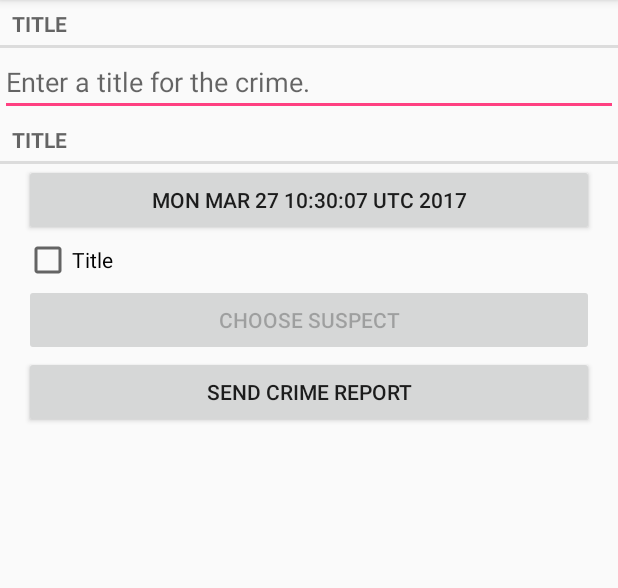
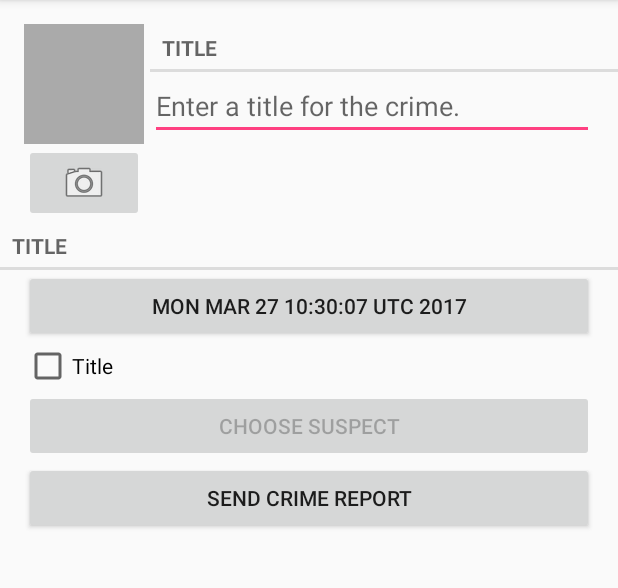
Before and after one commit to meishaoming/trivialcode, an Android app: the CrimeFragment screen opened directly, with no data from a screen before it, on a phone screen of 412 x 824 dp, the part 84-672 px from its top. Run offline under Robolectric (Android 15) with nearby library versions, the phone set to English and light mode, and no system bars.

Commit message:
更新：Android编程权威指南（第2版）第十六章例子

```diff
--- a/android/Criminallntent/app/src/main/java/com/sammei/android/criminallntent/Crime.java
+++ b/android/Criminallntent/app/src/main/java/com/sammei/android/criminallntent/Crime.java
@@ -54,4 +54,8 @@
     public void setSuspect(String suspect) {
         mSuspect = suspect;
     }
+
+    public String getPhotoFilename() {
+        return "IMG_" + getId().toString() + ".jpg";
+    }
 }
--- a/android/Criminallntent/app/src/main/java/com/sammei/android/criminallntent/CrimeFragment.java
+++ b/android/Criminallntent/app/src/main/java/com/sammei/android/criminallntent/CrimeFragment.java
@@ -4,11 +4,14 @@
 import android.content.Intent;
 import android.content.pm.PackageManager;
 import android.database.Cursor;
+import android.graphics.Bitmap;
 import android.net.Uri;
 import android.os.Bundle;
 import android.provider.ContactsContract;
+import android.provider.MediaStore;
 import android.support.v4.app.Fragment;
 import android.support.v4.app.FragmentManager;
+import android.support.v4.content.FileProvider;
 import android.text.Editable;
 import android.text.TextWatcher;
 import android.text.format.DateFormat;
@@ -23,7 +26,10 @@
 import android.widget.CheckBox;
 import android.widget.CompoundButton;
 import android.widget.EditText;
+import android.widget.ImageButton;
+import android.widget.ImageView;
 
+import java.io.File;
 import java.util.Date;
 import java.util.UUID;
 
@@ -35,13 +41,17 @@
 
     private static final int REQUEST_DATE = 0;
     private static final int REQUEST_CONTACT = 1;
+    private static final int REQUEST_PHOTO = 2;
 
     private Crime mCrime;
+    private File mPhotoFile;
     private EditText mTitleField;
     private Button mDateButton;
     private CheckBox mSolvedCheckBox;
     private Button mReportButton;
     private Button mSuspectButton;
+    private ImageButton mPhotoButton;
+    private ImageView mPhotoView;
 
     public static CrimeFragment newInstance(UUID crimeId) {
         Bundle args = new Bundle();
@@ -57,6 +67,7 @@
         super.onCreate(savedInstanceState);
         UUID mCrimeId = (UUID) getArguments().getSerializable(ARG_CRIME_ID);
         mCrime = CrimeLab.get(getActivity()).getCrime(mCrimeId);
+        mPhotoFile = CrimeLab.get(getActivity()).getPhotoFile(mCrime);
     }
 
     @Override
@@ -141,6 +152,29 @@
                 PackageManager.MATCH_DEFAULT_ONLY) == null) {
             mSuspectButton.setEnabled(false);
         }
+
+        mPhotoButton = (ImageButton) v.findViewById(R.id.crime_camera);
+        final Intent captureImage = new Intent(MediaStore.ACTION_IMAGE_CAPTURE);
+        captureImage.addFlags(Intent.FLAG_GRANT_READ_URI_PERMISSION | Intent.FLAG_GRANT_WRITE_URI_PERMISSION);
+        boolean canTakePhoto = mPhotoFile != null && captureImage.resolveActivity(packageManager) != null;
+        mPhotoButton.setEnabled(canTakePhoto);
+
+        if (canTakePhoto) {
+//            Uri uri = Uri.fromFile(mPhotoFile);
+            Uri uri = FileProvider.getUriForFile(getContext(),
+                    getContext().getApplicationContext().getPackageName() + ".provider", mPhotoFile);
+            captureImage.putExtra(MediaStore.EXTRA_OUTPUT, uri);
+        }
+
+        mPhotoButton.setOnClickListener(new View.OnClickListener() {
+            @Override
+            public void onClick(View v) {
+                startActivityForResult(captureImage, REQUEST_PHOTO);
+            }
+        });
+
+        mPhotoView = (ImageView) v.findViewById(R.id.crime_photo);
+        updatePhotoView();
         return v;
     }
 
@@ -191,6 +225,8 @@
             } finally {
                 c.close();
             }
+        } else if (requestCode == REQUEST_PHOTO) {
+            updatePhotoView();
         }
     }
 
@@ -222,4 +258,13 @@
         return report;
     }
 
+    private void updatePhotoView() {
+        if (mPhotoFile == null || !mPhotoFile.exists()) {
+            mPhotoView.setImageDrawable(null);
+        } else {
+            Bitmap bitmap = PictureUtils.getScaledBitmap(mPhotoFile.getPath(), getActivity());
+            mPhotoView.setImageBitmap(bitmap);
+        }
+    }
+
 }
--- a/android/Criminallntent/app/src/main/java/com/sammei/android/criminallntent/CrimeLab.java
+++ b/android/Criminallntent/app/src/main/java/com/sammei/android/criminallntent/CrimeLab.java
@@ -4,11 +4,13 @@
 import android.content.Context;
 import android.database.Cursor;
 import android.database.sqlite.SQLiteDatabase;
+import android.os.Environment;
 
 import com.sammei.android.criminallntent.database.CrimeBaseHelper;
 import com.sammei.android.criminallntent.database.CrimeCursorWrapper;
 import com.sammei.android.criminallntent.database.CrimeDbSchema.CrimeTable;
 
+import java.io.File;
 import java.util.ArrayList;
 import java.util.List;
 import java.util.UUID;
@@ -72,6 +74,14 @@
         }
     }
 
+    public File getPhotoFile(Crime crime) {
+        File externalFilesDir = mContext.getExternalFilesDir(Environment.DIRECTORY_PICTURES);
+        if (externalFilesDir == null) {
+            return null;
+        }
+        return new File(externalFilesDir, crime.getPhotoFilename());
+    }
+
     public void updateCrime(Crime crime) {
         String uuidString = crime.getId().toString();
         ContentValues values = getContentValues(crime);
--- a/android/Criminallntent/app/src/main/res/layout-land/framment_crime.xml
+++ b/android/Criminallntent/app/src/main/res/layout-land/framment_crime.xml
@@ -3,6 +3,8 @@
               android:layout_width="match_parent"
               android:layout_height="match_parent"
               android:orientation="vertical">
+
+    <include layout="@layout/view_camera_and_title"> </include>
 
     <TextView
         style="?android:listSeparatorTextViewStyle"
@@ -11,20 +13,12 @@
         android:text="@string/crime_title_label"
         />
 
-
-    <EditText
-        android:id="@+id/crime_title"
-        android:layout_width="match_parent"
-        android:layout_height="wrap_content"
-        android:hint="@string/crime_title_hint"
-        />
-
-    <TextView
-        style="?android:listSeparatorTextViewStyle"
-        android:layout_width="match_parent"
-        android:layout_height="wrap_content"
-        android:text="@string/crime_title_label"
-        />
+    <!--<EditText-->
+        <!--android:id="@+id/crime_title"-->
+        <!--android:layout_width="match_parent"-->
+        <!--android:layout_height="wrap_content"-->
+        <!--android:hint="@string/crime_title_hint"-->
+        <!--/>-->
 
     <LinearLayout
         android:layout_width="match_parent"
--- a/android/Criminallntent/app/src/main/res/layout/framment_crime.xml
+++ b/android/Criminallntent/app/src/main/res/layout/framment_crime.xml
@@ -3,6 +3,8 @@
               android:layout_width="match_parent"
               android:layout_height="match_parent"
               android:orientation="vertical">
+
+    <include layout="@layout/view_camera_and_title"> </include>
 
     <TextView
         style="?android:listSeparatorTextViewStyle"
@@ -12,19 +14,12 @@
         />
 
 
-    <EditText
-        android:id="@+id/crime_title"
-        android:layout_width="match_parent"
-        android:layout_height="wrap_content"
-        android:hint="@string/crime_title_hint"
-        />
-
-    <TextView
-        style="?android:listSeparatorTextViewStyle"
-        android:layout_width="match_parent"
-        android:layout_height="wrap_content"
-        android:text="@string/crime_title_label"
-        />
+    <!--<EditText-->
+        <!--android:id="@+id/crime_title"-->
+        <!--android:layout_width="match_parent"-->
+        <!--android:layout_height="wrap_content"-->
+        <!--android:hint="@string/crime_title_hint"-->
+        <!--/>-->
 
     <Button
         android:id="@+id/crime_date"
--- /dev/null
+++ b/android/Criminallntent/app/src/main/res/layout/view_camera_and_title.xml
@@ -0,0 +1,55 @@
+<?xml version="1.0" encoding="utf-8"?>
+<LinearLayout xmlns:android="http://schemas.android.com/apk/res/android"
+              android:layout_width="match_parent"
+              android:layout_height="wrap_content"
+              android:layout_marginLeft="16dp"
+              android:layout_marginTop="16dp">
+
+    <LinearLayout
+        android:orientation="vertical"
+        android:layout_width="wrap_content"
+        android:layout_height="wrap_content"
+        android:layout_marginRight="4dp">
+
+        <ImageView
+            android:id="@+id/crime_photo"
+            android:layout_width="80dp"
+            android:layout_height="80dp"
+            android:scaleType="centerInside"
+            android:background="@android:color/darker_gray"
+            android:cropToPadding="true"
+            />
+
+        <ImageButton
+            android:id="@+id/crime_camera"
+            android:layout_width="match_parent"
+            android:layout_height="wrap_content"
+            android:src="@android:drawable/ic_menu_camera"
+            />
+
+    </LinearLayout>
+
+    <LinearLayout
+        android:orientation="vertical"
+        android:layout_width="wrap_content"
+        android:layout_height="wrap_content"
+        android:layout_weight="1">
+
+        <TextView
+            android:layout_width="match_parent"
+            android:layout_height="wrap_content"
+            android:text="@string/crime_title_label"
+            style="?android:listSeparatorTextViewStyle"
+            />
+
+        <EditText
+            android:id="@+id/crime_title"
+            android:layout_width="match_parent"
+            android:layout_height="wrap_content"
+            android:layout_marginRight="16dp"
+            android:hint="@string/crime_title_hint"
+            />
+
+    </LinearLayout>
+
+</LinearLayout>
--- /dev/null
+++ b/android/Criminallntent/app/src/main/res/xml/provider_paths.xml
@@ -0,0 +1,6 @@
+<?xml version="1.0" encoding="utf-8"?>
+<paths xmlns:android="http://schemas.android.com/apk/res/android">
+    <external-path
+        name="external_files"
+        path="."/>
+</paths>
```
Also changed, not shown: android/Criminallntent/app/src/main/AndroidManifest.xml (+24 -3 lines), android/Criminallntent/app/src/main/java/com/sammei/android/criminallntent/PictureUtils.java (added, +36 -0 lines).
